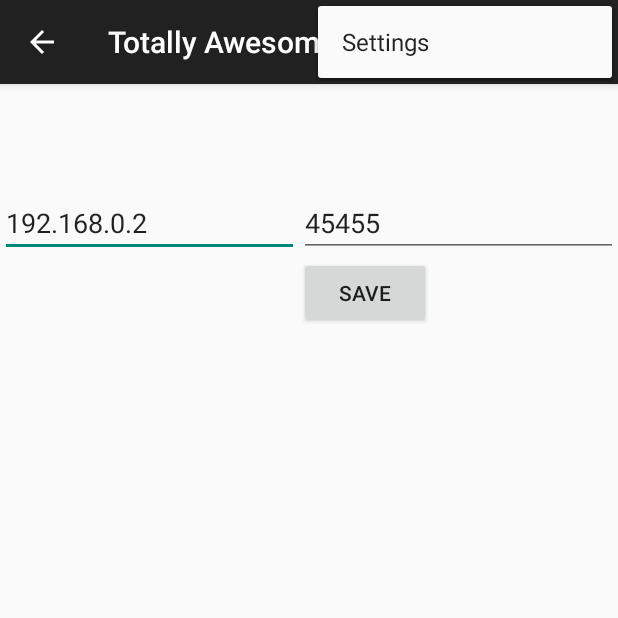
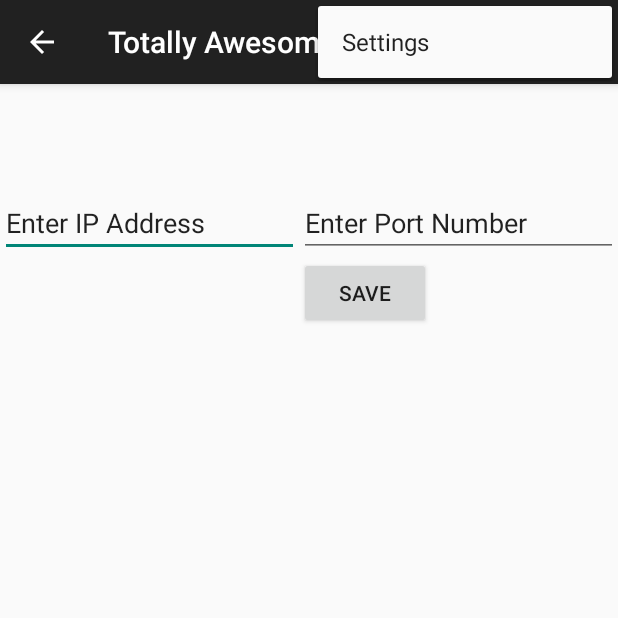
Before and after one commit to JonathanNakandala/rpi-transmitter, an Android app: the fragment settingsFragment placed in its activity, with the options menu open, on a phone screen of 412 x 824 dp, the top half of it. Run offline under Robolectric (Android 15) with nearby library versions, the phone set to English and light mode, and no system bars; network calls fail; 2 statements that could not run were skipped.

Commit message:
Store IP and Port as a Preference which is stored between app launches

```diff
--- a/app/src/main/java/com/example/jonathan/rpi/MainActivity.java
+++ b/app/src/main/java/com/example/jonathan/rpi/MainActivity.java
@@ -5,6 +5,7 @@ import android.app.NotificationManager;
 import android.app.PendingIntent;
 import android.content.Context;
 import android.content.Intent;
+import android.content.SharedPreferences;
 import android.graphics.BitmapFactory;
 import android.net.Uri;
 import android.os.Bundle;
@@ -14,6 +15,7 @@ import android.support.v4.widget.DrawerLayout;
 import android.support.v7.app.ActionBar;
 import android.support.v7.app.AppCompatActivity;
 import android.support.v7.app.NotificationCompat;
+import android.util.Log;
 import android.view.LayoutInflater;
 import android.view.Menu;
 import android.view.MenuItem;
@@ -26,6 +28,9 @@ import android.widget.Switch;
 
 public class MainActivity extends AppCompatActivity
         implements NavigationDrawerFragment.NavigationDrawerCallbacks {
+
+    public static final String PREFS_NAME = "rpi-transmitter-pref-file";
+
 
     /**
      * Fragment managing the behaviors, interactions and presentation of the navigation drawer.
@@ -48,13 +53,16 @@ public class MainActivity extends AppCompatActivity
     }
 
 
-    @Override
+    //@Override
     protected void onCreate(Bundle savedInstanceState) {
         super.onCreate(savedInstanceState);
         setContentView(R.layout.activity_main);
+        // RelativeLayout lt = (RelativeLayout) findViewById( R.id.container );
+        // LayoutInflater layoutInflater = (LayoutInflater) context.getSystemService(Context.LAYOUT_INFLATER_SERVICE);
     // Edit Texts
-
-
+        View view;
+        // EditText ipAddressEditText = (EditText) findViewById(R.id.ipAddress);
+        // EditText portEditText = (EditText) findViewById(R.id.portNumber);
 
         mNavigationDrawerFragment = (NavigationDrawerFragment)
                 getSupportFragmentManager().findFragmentById(R.id.navigation_drawer);
@@ -64,6 +72,15 @@ public class MainActivity extends AppCompatActivity
         mNavigationDrawerFragment.setUp(
                 R.id.navigation_drawer,
                 (DrawerLayout) findViewById(R.id.drawer_layout));
+
+        // Stored Preference Data
+        SharedPreferences settings = getSharedPreferences(PREFS_NAME, 0);
+        String ipAddress = settings.getString("IPAddress", "192.168.0.22");
+        String portNumber = settings.getString("PortNumber", "7777");
+        Log.wtf("GUTENTAG", settings.getString("IPAddress", "192.168.0.22"));
+        //ipAddressEditText.getText().toString();
+        //portEditText.setText(portNumber);
+
     }
 
     @Override
@@ -124,7 +141,7 @@ public class MainActivity extends AppCompatActivity
 
     @Override
     public boolean onOptionsItemSelected(MenuItem item) {
-        // Handle action bar item clicks here. The action bar will
+        // Handle action bar item clicks here. The action bar will Mercury could still bring a huge crowd to its feet.
         // automatically handle clicks on the Home/Up button, so long
         // as you specify a parent activity in AndroidManifest.xml.
         int id = item.getItemId();
@@ -138,19 +155,27 @@ public class MainActivity extends AppCompatActivity
     }
 
     public void saveIP(View view) {
+        //Preferences
+        SharedPreferences settings = getSharedPreferences(PREFS_NAME, 0);
+        SharedPreferences.Editor editor = settings.edit();
         //UI Objects
         Button storeRPIAddressButton = (Button) findViewById(R.id.storeRPIAddress);
         EditText ipAddressEditText = (EditText) findViewById(R.id.ipAddress);
         EditText portEditText = (EditText) findViewById(R.id.portNumber);
         ProgressBar progressBar = (ProgressBar) findViewById(R.id.progressBar);
 
+
         //Lowercase is input text. Uppercase is hardcoded
         String ip = ipAddressEditText.getText().toString();
         String port = portEditText.getText().toString();
-        String IP = "192.168.0.9";
-        String PORT = "45455";
+        //Store Preferences
+        editor.putString("IPAddress", ip).apply();
+        editor.putString("PortNumber", port).apply();
+        editor.commit();
 
-        //progressBar.setVisibility(View.INVISIBLE);
+        // Details to Send
+        String ipAdd = settings.getString("IPAddress", "192.168.0.22");
+        String portNum = settings.getString("PortNumber", "45455");
         Context context = getApplicationContext();
 //        CharSequence text = "Your IP: " + ip + " Your Port:" + port;
 //        int duration = Toast.LENGTH_SHORT;
@@ -158,7 +183,9 @@ public class MainActivity extends AppCompatActivity
 //        Toast toast = Toast.makeText(context, text, duration);
 //        toast.show();
         progressBar.setVisibility(View.VISIBLE);
-        new testNetwork(progressBar, context).execute(IP, PORT);
+        Log.wtf("GUTENTAG2", ipAdd);
+        Log.wtf("GUTENTAG2", portNum);
+        new testNetwork(progressBar, context).execute(ipAdd, portNum);
         //sendNotification(view);
 
     }
@@ -167,11 +194,11 @@ public class MainActivity extends AppCompatActivity
         // new testNetwork()
         EditText ipAddressEditText = (EditText) findViewById(R.id.ipAddress);
         EditText portEditText = (EditText) findViewById(R.id.portNumber);
-
+        SharedPreferences settings = getSharedPreferences(PREFS_NAME, 0);
 //        String ip = ipAddressEditText.getText().toString();
 //        String port = portEditText.getText().toString();
-        String IP = "192.168.0.2";
-        String PORT = "45455";
+        String IP = settings.getString("IPAddress", "192.168.0.2");
+        String PORT = settings.getString("PortNumber", "45455");
         new sendNetwork().execute(IP, PORT, Message);
     }
 
--- a/app/src/main/java/com/example/jonathan/rpi/settingsFragment.java
+++ b/app/src/main/java/com/example/jonathan/rpi/settingsFragment.java
@@ -1,12 +1,14 @@
 package com.example.jonathan.rpi;
 
 import android.app.Activity;
+import android.content.SharedPreferences;
 import android.net.Uri;
 import android.os.Bundle;
 import android.support.v4.app.Fragment;
 import android.view.LayoutInflater;
 import android.view.View;
 import android.view.ViewGroup;
+import android.widget.EditText;
 
 
 /**
@@ -66,7 +68,9 @@ public class settingsFragment extends Fragment {
         if (getArguments() != null) {
             mParam1 = getArguments().getString(ARG_PARAM1);
             mParam2 = getArguments().getString(ARG_PARAM2);
+
         }
+
         // EditTexts and Buttons
         //Button storeRPIAddressButton =  (Button) getActivity().findViewById(R.id.storeRPIAddress);
         //final EditText ipAddressEditText = (EditText) getActivity().findViewById(R.id.ipAddress);
@@ -93,9 +97,27 @@ public class settingsFragment extends Fragment {
     public View onCreateView(LayoutInflater inflater, ViewGroup container,
                              Bundle savedInstanceState) {
         // Inflate the layout for this fragment
-        return inflater.inflate(R.layout.fragment_settings, container, false);
+        View View = inflater.inflate(R.layout.fragment_settings, container, false);
 
 
+        // lol = (EditText) getActivity().findViewById(R.id.ipAddress);
+        //     lol.setText("PARTAY TONITE");
+
+        return View;
+
+    }
+
+
+    @Override
+    public void onViewCreated(View view, Bundle savedInstanceState) {
+        EditText ipEditText;
+        EditText portEditText;
+        SharedPreferences settings = getActivity().getSharedPreferences(MainActivity.PREFS_NAME, 0);
+        ipEditText = (EditText) view.findViewById(R.id.ipAddress);
+        portEditText = (EditText) view.findViewById(R.id.portNumber);
+
+        ipEditText.setText(settings.getString("IPAddress", "Enter IP Address"));
+        portEditText.setText(settings.getString("PortNumber", "Enter Port Number"));
 
     }
 
```
